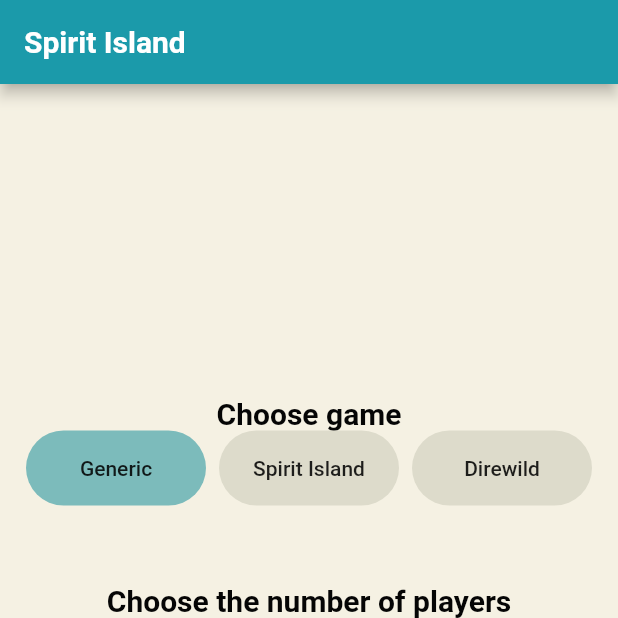
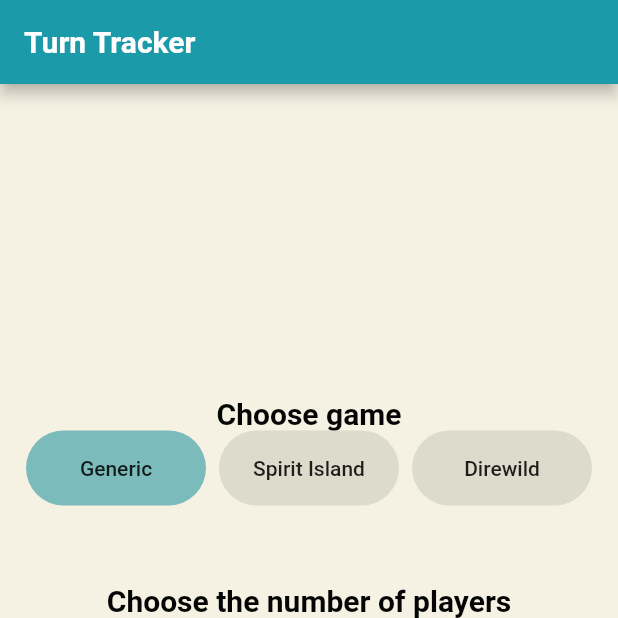
Before and after one commit to Querri/Turn_Tracker, a Flutter app: the screen it shows after launch, on a phone screen of 412 x 824 dp, the top half of it. Run offline on Flutter 3.47's test engine with Material 2 defaults, Android fonts, the light colour scheme and no system bars.

Commit message:
Change app title

```diff
--- a/spirit_island_app/lib/main.dart
+++ b/spirit_island_app/lib/main.dart
@@ -13,7 +13,7 @@
   @override
   Widget build(BuildContext context) {
     return MaterialApp(
-      title: 'Flutter Demo',
+      title: 'Turn Tracker',
       theme: theme(),
       home: MainView(),
     );
--- a/spirit_island_app/lib/main_view.dart
+++ b/spirit_island_app/lib/main_view.dart
@@ -21,7 +21,7 @@
     return Scaffold(
       backgroundColor: Theme.of(context).colorScheme.background,
       appBar: AppBar(
-        title: Text('Spirit Island'),
+        title: Text('Turn Tracker'),
       ),
       body: Center(
         child: Column(
```
